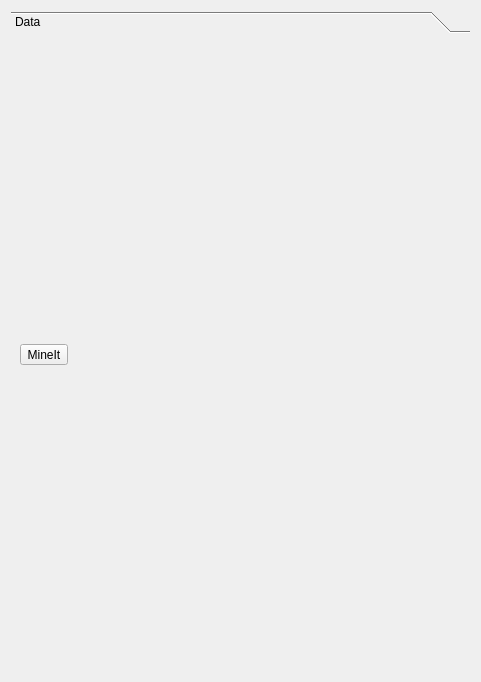
First picture: the form in src/ApplicationMenu/formapplicationmenu.ui, repository MRsoymilk/KnowIt, before the edit.
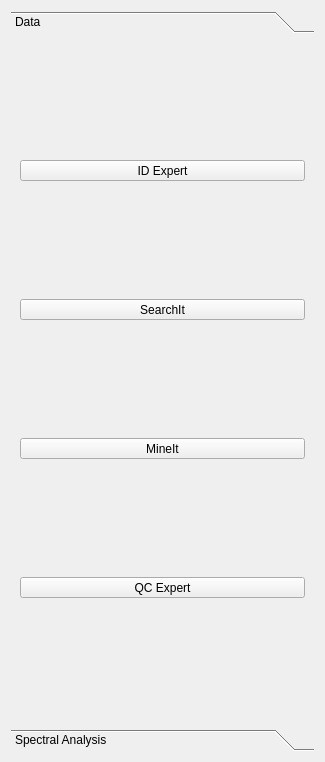
Second picture: the form after the edit. The open tabs and pages were chosen to show the change.

What changed in the file:
```diff
--- a/src/ApplicationMenu/formapplicationmenu.ui
+++ b/src/ApplicationMenu/formapplicationmenu.ui
@@ -6,8 +6,8 @@
    <rect>
     <x>0</x>
     <y>0</y>
-    <width>481</width>
-    <height>682</height>
+    <width>325</width>
+    <height>762</height>
    </rect>
   </property>
   <property name="windowTitle">
@@ -24,18 +24,104 @@
        <rect>
         <x>0</x>
         <y>0</y>
-        <width>463</width>
-        <height>634</height>
+        <width>307</width>
+        <height>684</height>
        </rect>
       </property>
       <attribute name="label">
        <string>Data</string>
       </attribute>
       <layout class="QVBoxLayout" name="verticalLayout">
+       <item>
+        <widget class="QToolButton" name="tBtnIDExpert">
+         <property name="sizePolicy">
+          <sizepolicy hsizetype="Preferred" vsizetype="Fixed">
+           <horstretch>0</horstretch>
+           <verstretch>0</verstretch>
+          </sizepolicy>
+         </property>
+         <property name="text">
+          <string>ID Expert</string>
+         </property>
+        </widget>
+       </item>
+       <item>
+        <widget class="QToolButton" name="tBtnSearchIt">
+         <property name="sizePolicy">
+          <sizepolicy hsizetype="Preferred" vsizetype="Fixed">
+           <horstretch>0</horstretch>
+           <verstretch>0</verstretch>
+          </sizepolicy>
+         </property>
+         <property name="text">
+          <string>SearchIt</string>
+         </property>
+        </widget>
+       </item>
        <item>
         <widget class="QToolButton" name="tBtnMineIt">
+         <property name="sizePolicy">
+          <sizepolicy hsizetype="Preferred" vsizetype="Fixed">
+           <horstretch>0</horstretch>
+           <verstretch>0</verstretch>
+          </sizepolicy>
+         </property>
          <property name="text">
           <string>MineIt</string>
+         </property>
+        </widget>
+       </item>
+       <item>
+        <widget class="QToolButton" name="tBtnQCExpert">
+         <property name="sizePolicy">
+          <sizepolicy hsizetype="Preferred" vsizetype="Fixed">
+           <horstretch>0</horstretch>
+           <verstretch>0</verstretch>
+          </sizepolicy>
+         </property>
+         <property name="text">
+          <string>QC Expert</string>
+         </property>
+        </widget>
+       </item>
+      </layout>
+     </widget>
+     <widget class="QWidget" name="pageSpectralAnalysis">
+      <property name="geometry">
+       <rect>
+        <x>0</x>
+        <y>0</y>
+        <width>307</width>
+        <height>684</height>
+       </rect>
+      </property>
+      <attribute name="label">
+       <string>Spectral Analysis</string>
+      </attribute>
+      <layout class="QVBoxLayout" name="verticalLayout_2">
+       <item>
+        <widget class="QToolButton" name="tBtnAnalyzeIt">
+         <property name="sizePolicy">
+          <sizepolicy hsizetype="Preferred" vsizetype="Fixed">
+           <horstretch>0</horstretch>
+           <verstretch>0</verstretch>
+          </sizepolicy>
+         </property>
+         <property name="text">
+          <string>AnalyzeIt</string>
+         </property>
+        </widget>
+       </item>
+       <item>
+        <widget class="QToolButton" name="tBtnPredictIt">
+         <property name="sizePolicy">
+          <sizepolicy hsizetype="Preferred" vsizetype="Fixed">
+           <horstretch>0</horstretch>
+           <verstretch>0</verstretch>
+          </sizepolicy>
+         </property>
+         <property name="text">
+          <string>PredictIt NMR</string>
          </property>
         </widget>
        </item>
```
Left out of the diff: 2 changed lines with no effect on the pictures.
